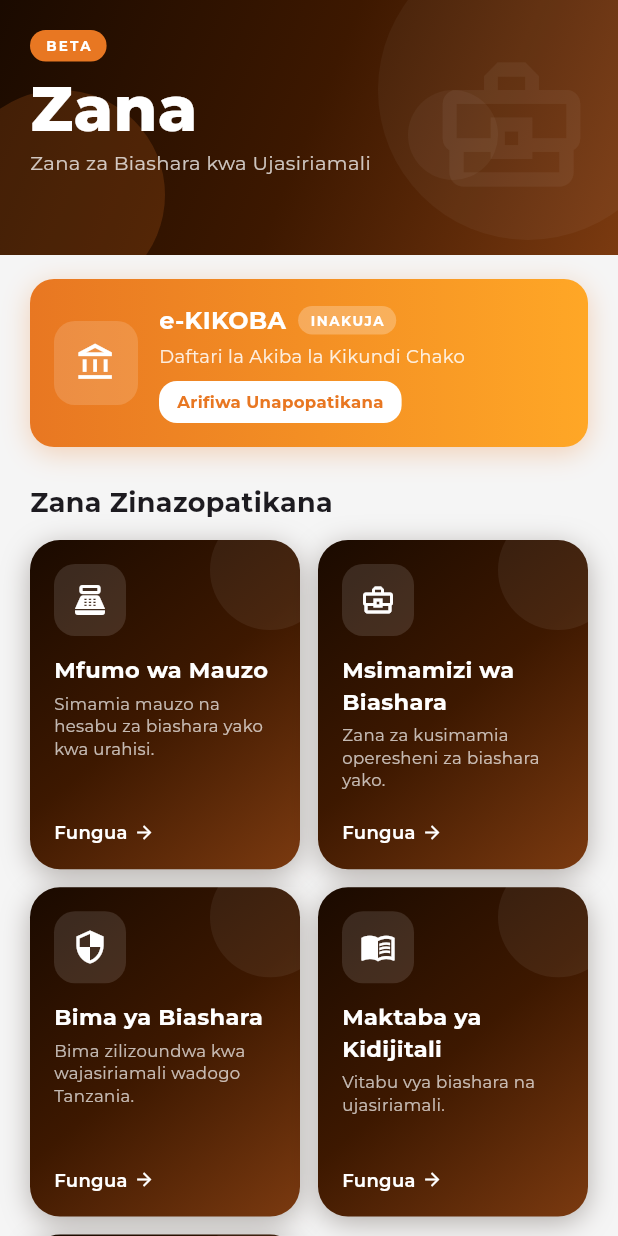
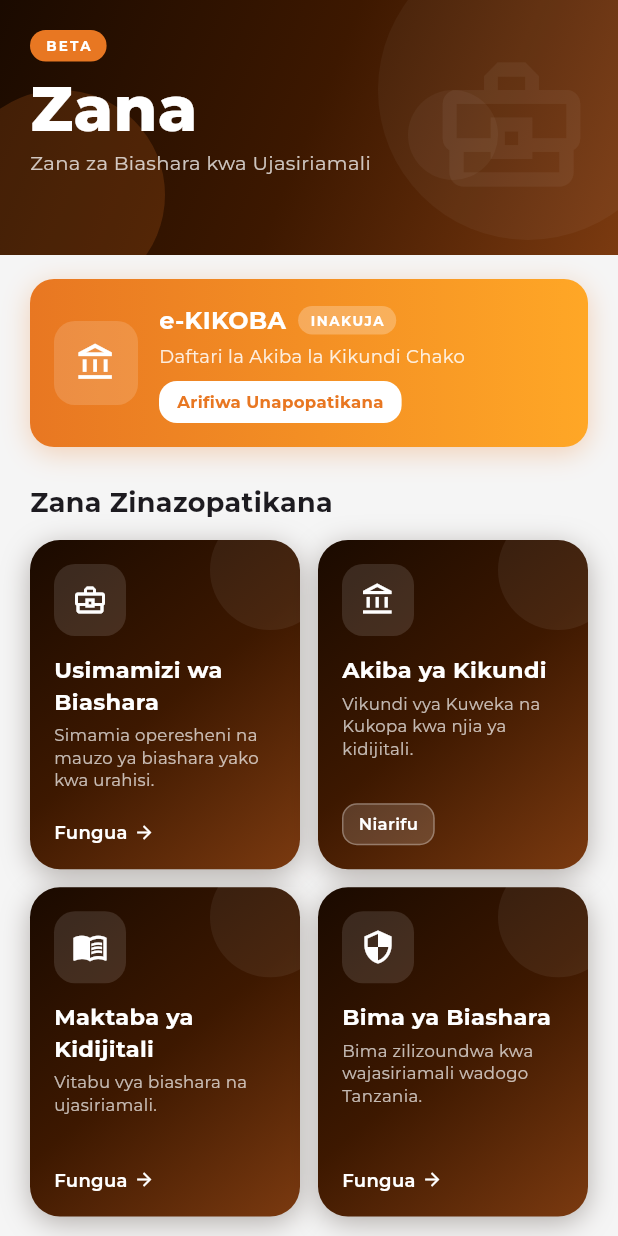
Before and after one commit to Kreative-Karakana/Karakana-App-v2, a Flutter app: the ZanaScreen screen opened by its route, on a phone screen of 412 x 824 dp. Run offline on Flutter 3.47's test engine with Material 3 defaults, Android fonts, the phone set to English and light mode, and no system bars; our stand-ins replace cached_network_image, dio, firebase_core, firebase_messaging, flutter_secure_storage, go_router and 12 more; missing offline and left inert: file_selector; accounts and stored records are empty.

Commit message:
feat: merge POS into biz-manager and rearrange Zana cards per new order

```diff
--- a/lib/features/zana/models/zana_model.dart
+++ b/lib/features/zana/models/zana_model.dart
@@ -31,29 +31,42 @@ class ZanaTool {
 class ZanaData {
   static const List<ZanaTool> tools = [
     ZanaTool(
-      id: 'pos',
-      name: 'POS',
-      fullName: 'Point of Sale',
-      nameSwahili: 'Mfumo wa Mauzo',
-      description: 'Manage your business sales and accounting easily.',
-      descriptionSwahili:
-          'Simamia mauzo na hesabu za biashara yako kwa urahisi.',
-      status: ZanaStatus.live,
-      gradient: [Color(0xFF1A0A00), Color(0xFF3D1800), Color(0xFF7B3A10)],
-      icon: Icons.point_of_sale_outlined,
-      route: '/zana/pos',
-    ),
-    ZanaTool(
       id: 'biz-manager',
       name: 'Business Manager',
-      fullName: 'Business Manager',
-      nameSwahili: 'Msimamizi wa Biashara',
-      description: 'Tools to manage your business operations.',
-      descriptionSwahili: 'Zana za kusimamia operesheni za biashara yako.',
+      fullName: 'Usimamizi wa Biashara',
+      nameSwahili: 'Usimamizi wa Biashara',
+      description: 'Manage your business operations and sales easily.',
+      descriptionSwahili:
+          'Simamia operesheni na mauzo ya biashara yako kwa urahisi.',
       status: ZanaStatus.live,
       gradient: [Color(0xFF1A0A00), Color(0xFF3D1800), Color(0xFF7B3A10)],
       icon: Icons.business_center_outlined,
       route: '/zana/biz-manager',
+    ),
+    ZanaTool(
+      id: 'kikoba',
+      name: 'e-KIKOBA',
+      fullName: 'Digital Group Savings',
+      nameSwahili: 'Akiba ya Kikundi',
+      description: 'Community savings groups (KIKOBA) digitized.',
+      descriptionSwahili:
+          'Vikundi vya Kuweka na Kukopa kwa njia ya kidijitali.',
+      status: ZanaStatus.comingSoon,
+      gradient: [Color(0xFF1A0A00), Color(0xFF3D1800), Color(0xFF7B3A10)],
+      icon: Icons.account_balance_outlined,
+      route: '/zana/kikoba',
+    ),
+    ZanaTool(
+      id: 'ebooks',
+      name: 'eBooks',
+      fullName: 'Digital Library',
+      nameSwahili: 'Maktaba ya Kidijitali',
+      description: 'Business and entrepreneurship eBooks.',
+      descriptionSwahili: 'Vitabu vya biashara na ujasiriamali.',
+      status: ZanaStatus.live,
+      gradient: [Color(0xFF1A0A00), Color(0xFF3D1800), Color(0xFF7B3A10)],
+      icon: Icons.menu_book_outlined,
+      route: '/zana/ebooks',
     ),
     ZanaTool(
       id: 'insurance',
@@ -68,30 +81,5 @@ class ZanaData {
       icon: Icons.security_outlined,
       route: '/zana/insurance',
     ),
-    ZanaTool(
-      id: 'ebooks',
-      name: 'eBooks',
-      fullName: 'Digital Library',
-      nameSwahili: 'Maktaba ya Kidijitali',
-      description: 'Business and entrepreneurship eBooks.',
-      descriptionSwahili: 'Vitabu vya biashara na ujasiriamali.',
-      status: ZanaStatus.live,
-      gradient: [Color(0xFF1A0A00), Color(0xFF3D1800), Color(0xFF7B3A10)],
-      icon: Icons.menu_book_outlined,
-      route: '/zana/ebooks',
-    ),
-    ZanaTool(
-      id: 'kikoba',
-      name: 'e-KIKOBA',
-      fullName: 'Digital Group Savings',
-      nameSwahili: 'Akiba ya Kikundi',
-      description: 'Community savings groups (KIKOBA) digitized.',
-      descriptionSwahili:
-          'Vikundi vya Kuweka na Kukopa kwa njia ya kidijitali.',
-      status: ZanaStatus.comingSoon,
-      gradient: [Color(0xFF1A0A00), Color(0xFF3D1800), Color(0xFF7B3A10)],
-      icon: Icons.account_balance_outlined,
-      route: '/zana/kikoba',
-    ),
   ];
 }
--- a/lib/features/zana/screens/biz_manager_screen.dart
+++ b/lib/features/zana/screens/biz_manager_screen.dart
@@ -62,7 +62,7 @@ class _BizManagerScreenState extends State<BizManagerScreen> {
         backgroundColor: _color,
         leading: const BackButton(color: Colors.white),
         title: Text(
-          'Msimamizi wa Biashara',
+          'Usimamizi wa Biashara',
           style: GoogleFonts.montserrat(
             fontSize: 17,
             fontWeight: FontWeight.w600,
@@ -137,7 +137,7 @@ class _BizManagerScreenState extends State<BizManagerScreen> {
                         ),
                         const SizedBox(height: 16),
                         Text(
-                          'Msimamizi wa Biashara',
+                          'Usimamizi wa Biashara',
                           style: GoogleFonts.montserrat(
                             fontSize: 24,
                             fontWeight: FontWeight.w700,
@@ -189,7 +189,7 @@ class _BizManagerScreenState extends State<BizManagerScreen> {
                 children: [
                   // ── Description ───────────────────────────────────────
                   Text(
-                    'Msimamizi wa Biashara ni Nini?',
+                    'Usimamizi wa Biashara ni Nini?',
                     style: GoogleFonts.montserrat(
                       fontSize: 18,
                       fontWeight: FontWeight.w700,
@@ -198,7 +198,7 @@ class _BizManagerScreenState extends State<BizManagerScreen> {
                   ),
                   const SizedBox(height: 8),
                   Text(
-                    'Msimamizi wa Biashara ni zana kamili ya kusimamia fedha za biashara yako. Fuatilia mapato, matumizi, tengeneza ankara, na pata ripoti za kina — yote kwenye simu yako moja kwa moja.',
+                    'Usimamizi wa Biashara ni zana kamili ya kusimamia operesheni za biashara yako. Fuatilia mapato, matumizi, tengeneza ankara, na pata ripoti za kina — yote kwenye simu yako moja kwa moja.',
                     style: GoogleFonts.montserrat(
                       fontSize: 14,
                       color: const Color(0xFF5C3D2E),
@@ -291,7 +291,7 @@ class _BizManagerScreenState extends State<BizManagerScreen> {
                     ),
                     const SizedBox(height: 6),
                     Text(
-                      'Jisajili kupata arifa wakati Msimamizi wa Biashara unapopatikana.',
+                      'Jisajili kupata arifa wakati Usimamizi wa Biashara unapopatikana.',
                       style: GoogleFonts.montserrat(
                         fontSize: 14,
                         color: const Color(0xFF9E8070),
@@ -443,7 +443,7 @@ class _BizManagerScreenState extends State<BizManagerScreen> {
                           ),
                           const SizedBox(height: 8),
                           Text(
-                            'Asante! Tutakuarifiwa mara Msimamizi wa Biashara unapopatikana.',
+                            'Asante! Tutakuarifiwa mara Usimamizi wa Biashara unapopatikana.',
                             style: GoogleFonts.montserrat(
                               fontSize: 14,
                               color: const Color(0xFF5C3D2E),
```
